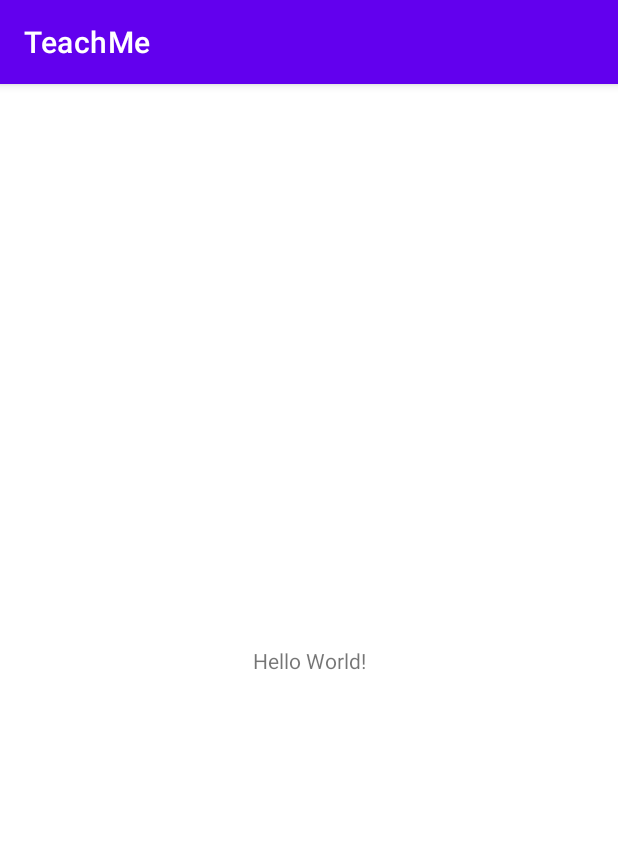
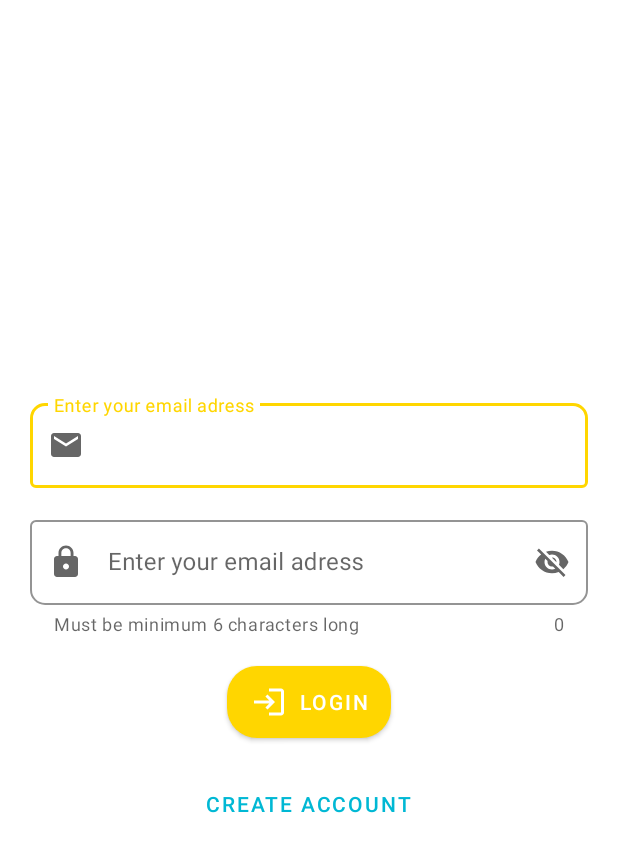
Before and after one commit to Hamza029/Teach.me, an Android app: the screen it shows after launch (MainActivity), on a phone screen of 412 x 824 dp. Shown: the top 852 px of the screen. Run offline under Robolectric (Android 15) with nearby library versions, the phone set to English and light mode, and no system bars.

Commit message:
login xml created

```diff
--- a/TeachMe/app/build.gradle
+++ b/TeachMe/app/build.gradle
@@ -35,4 +35,7 @@ dependencies {
     testImplementation 'junit:junit:4.+'
     androidTestImplementation 'androidx.test.ext:junit:1.1.3'
     androidTestImplementation 'androidx.test.espresso:espresso-core:3.4.0'
+
+    // matreial.io dependency
+    implementation 'com.google.android.material:material:1.4.0'
 }
--- /dev/null
+++ b/TeachMe/app/src/main/java/com/example/teachme/SignupActivity.java
@@ -0,0 +1,14 @@
+package com.example.teachme;
+
+import androidx.appcompat.app.AppCompatActivity;
+
+import android.os.Bundle;
+
+public class SignupActivity extends AppCompatActivity {
+
+    @Override
+    protected void onCreate(Bundle savedInstanceState) {
+        super.onCreate(savedInstanceState);
+        setContentView(R.layout.activity_signup);
+    }
+}
--- /dev/null
+++ b/TeachMe/app/src/main/res/drawable/ic_baseline_email_24.xml
@@ -0,0 +1,10 @@
+<vector xmlns:android="http://schemas.android.com/apk/res/android"
+    android:width="24dp"
+    android:height="24dp"
+    android:viewportWidth="24"
+    android:viewportHeight="24"
+    android:tint="?attr/colorControlNormal">
+  <path
+      android:fillColor="@android:color/white"
+      android:pathData="M20,4L4,4c-1.1,0 -1.99,0.9 -1.99,2L2,18c0,1.1 0.9,2 2,2h16c1.1,0 2,-0.9 2,-2L22,6c0,-1.1 -0.9,-2 -2,-2zM20,8l-8,5 -8,-5L4,6l8,5 8,-5v2z"/>
+</vector>
--- /dev/null
+++ b/TeachMe/app/src/main/res/drawable/ic_baseline_lock_24.xml
@@ -0,0 +1,10 @@
+<vector xmlns:android="http://schemas.android.com/apk/res/android"
+    android:width="24dp"
+    android:height="24dp"
+    android:viewportWidth="24"
+    android:viewportHeight="24"
+    android:tint="?attr/colorControlNormal">
+  <path
+      android:fillColor="@android:color/white"
+      android:pathData="M18,8h-1L17,6c0,-2.76 -2.24,-5 -5,-5S7,3.24 7,6v2L6,8c-1.1,0 -2,0.9 -2,2v10c0,1.1 0.9,2 2,2h12c1.1,0 2,-0.9 2,-2L20,10c0,-1.1 -0.9,-2 -2,-2zM12,17c-1.1,0 -2,-0.9 -2,-2s0.9,-2 2,-2 2,0.9 2,2 -0.9,2 -2,2zM15.1,8L8.9,8L8.9,6c0,-1.71 1.39,-3.1 3.1,-3.1 1.71,0 3.1,1.39 3.1,3.1v2z"/>
+</vector>
--- /dev/null
+++ b/TeachMe/app/src/main/res/drawable/ic_baseline_login_24.xml
@@ -0,0 +1,10 @@
+<vector xmlns:android="http://schemas.android.com/apk/res/android"
+    android:width="24dp"
+    android:height="24dp"
+    android:viewportWidth="24"
+    android:viewportHeight="24"
+    android:tint="?attr/colorControlNormal">
+  <path
+      android:fillColor="@android:color/white"
+      android:pathData="M11,7L9.6,8.4l2.6,2.6H2v2h10.2l-2.6,2.6L11,17l5,-5L11,7zM20,19h-8v2h8c1.1,0 2,-0.9 2,-2V5c0,-1.1 -0.9,-2 -2,-2h-8v2h8V19z"/>
+</vector>
--- /dev/null
+++ b/TeachMe/app/src/main/res/drawable/round_btn_style1.xml
@@ -0,0 +1,9 @@
+<?xml version="1.0" encoding="utf-8"?>
+<selector xmlns:android="http://schemas.android.com/apk/res/android">
+    <item>
+        <shape>
+            <solid android:color="@color/yellow"/>
+            <corners android:radius="20dp"/>
+        </shape>
+    </item>
+</selector>
--- a/TeachMe/app/src/main/res/layout/activity_main.xml
+++ b/TeachMe/app/src/main/res/layout/activity_main.xml
@@ -1,18 +1,89 @@
 <?xml version="1.0" encoding="utf-8"?>
-<androidx.constraintlayout.widget.ConstraintLayout xmlns:android="http://schemas.android.com/apk/res/android"
+<RelativeLayout xmlns:android="http://schemas.android.com/apk/res/android"
     xmlns:app="http://schemas.android.com/apk/res-auto"
     xmlns:tools="http://schemas.android.com/tools"
     android:layout_width="match_parent"
     android:layout_height="match_parent"
     tools:context=".MainActivity">
 
-    <TextView
+<!--    components here-->
+
+    <RelativeLayout
         android:layout_width="wrap_content"
         android:layout_height="wrap_content"
-        android:text="Hello World!"
-        app:layout_constraintBottom_toBottomOf="parent"
-        app:layout_constraintLeft_toLeftOf="parent"
-        app:layout_constraintRight_toRightOf="parent"
-        app:layout_constraintTop_toTopOf="parent" />
+        android:layout_centerVertical="true"
+        android:id="@+id/relLayout2ID"
+        android:padding="20dp">
 
-</androidx.constraintlayout.widget.ConstraintLayout>
+        <com.google.android.material.textfield.TextInputLayout
+            android:layout_width="match_parent"
+            android:layout_height="wrap_content"
+            android:hint="Enter your email adress"
+            app:boxBackgroundMode="outline"
+            style="@style/Widget.MaterialComponents.TextInputLayout.OutlinedBox"
+            app:boxCornerRadiusTopEnd="10dp"
+            app:boxCornerRadiusTopStart="10dp"
+            app:endIconMode="clear_text"
+            app:hintTextColor="@color/yellow"
+            app:boxStrokeColor="@color/yellow"
+            android:id="@+id/emailInputTextLayoutID"
+            app:startIconDrawable="@drawable/ic_baseline_email_24">
+
+            <com.google.android.material.textfield.TextInputEditText
+                android:layout_width="match_parent"
+                android:layout_height="wrap_content"
+                android:id="@+id/emailInputTextID"/>
+
+        </com.google.android.material.textfield.TextInputLayout>
+
+        <com.google.android.material.textfield.TextInputLayout
+            android:layout_width="match_parent"
+            android:layout_height="wrap_content"
+            android:hint="Enter your email adress"
+            app:boxBackgroundMode="outline"
+            style="@style/Widget.MaterialComponents.TextInputLayout.OutlinedBox"
+            app:boxCornerRadiusBottomEnd="10dp"
+            app:boxCornerRadiusBottomStart="10dp"
+            app:endIconMode="password_toggle"
+            app:helperText="Must be minimum 6 characters long"
+            app:counterEnabled="true"
+            app:hintTextColor="@color/yellow"
+            app:boxStrokeColor="@color/yellow"
+            android:id="@+id/passwordInputTextLayoutID"
+            android:layout_below="@+id/emailInputTextLayoutID"
+            android:layout_marginTop="16dp"
+            app:startIconDrawable="@drawable/ic_baseline_lock_24">
+
+            <com.google.android.material.textfield.TextInputEditText
+                android:layout_width="match_parent"
+                android:layout_height="wrap_content"
+                android:id="@+id/passwordInputTextID" />
+
+        </com.google.android.material.textfield.TextInputLayout>
+
+        <Button
+            android:layout_width="wrap_content"
+            android:layout_height="wrap_content"
+            android:id="@+id/loginBtnID"
+            android:layout_below="@+id/passwordInputTextLayoutID"
+            android:layout_centerHorizontal="true"
+            android:layout_marginTop="20dp"
+            android:text="LOGIN"
+            android:backgroundTint="@color/yellow"
+            app:icon="@drawable/ic_baseline_login_24"
+            android:background="@drawable/round_btn_style1" />
+
+        <Button
+            android:layout_width="wrap_content"
+            android:layout_height="wrap_content"
+            android:id="@+id/createAccountBtnID"
+            android:layout_below="@+id/loginBtnID"
+            android:layout_centerHorizontal="true"
+            android:layout_marginTop="20dp"
+            style="@style/Widget.MaterialComponents.Button.TextButton"
+            android:text="CREATE ACCOUNT"
+            android:textColor="@color/cyan"/>
+
+    </RelativeLayout>
+
+</RelativeLayout>
--- /dev/null
+++ b/TeachMe/app/src/main/res/layout/activity_signup.xml
@@ -0,0 +1,9 @@
+<?xml version="1.0" encoding="utf-8"?>
+<androidx.constraintlayout.widget.ConstraintLayout xmlns:android="http://schemas.android.com/apk/res/android"
+    xmlns:app="http://schemas.android.com/apk/res-auto"
+    xmlns:tools="http://schemas.android.com/tools"
+    android:layout_width="match_parent"
+    android:layout_height="match_parent"
+    tools:context=".SignupActivity">
+
+</androidx.constraintlayout.widget.ConstraintLayout>
--- a/TeachMe/app/src/main/res/values/colors.xml
+++ b/TeachMe/app/src/main/res/values/colors.xml
@@ -7,4 +7,6 @@
     <color name="teal_700">#FF018786</color>
     <color name="black">#FF000000</color>
     <color name="white">#FFFFFFFF</color>
+    <color name="yellow">#FFD600</color>
+    <color name="cyan">#00B8D4</color>
 </resources>
--- a/TeachMe/app/src/main/res/values/themes.xml
+++ b/TeachMe/app/src/main/res/values/themes.xml
@@ -1,8 +1,8 @@
 <resources xmlns:tools="http://schemas.android.com/tools">
     <!-- Base application theme. -->
-    <style name="Theme.TeachMe" parent="Theme.MaterialComponents.DayNight.DarkActionBar">
+    <style name="Theme.TeachMe" parent="Theme.MaterialComponents.Light.NoActionBar">
         <!-- Primary brand color. -->
-        <item name="colorPrimary">@color/purple_500</item>
+        <item name="colorPrimary">@color/yellow</item>
         <item name="colorPrimaryVariant">@color/purple_700</item>
         <item name="colorOnPrimary">@color/white</item>
         <!-- Secondary brand color. -->
--- a/TeachMe/build.gradle
+++ b/TeachMe/build.gradle
@@ -5,7 +5,7 @@ buildscript {
         mavenCentral()
     }
     dependencies {
-        classpath "com.android.tools.build:gradle:7.0.1"
+        classpath 'com.android.tools.build:gradle:7.0.2'
 
         // NOTE: Do not place your application dependencies here; they belong
         // in the individual module build.gradle files
```
